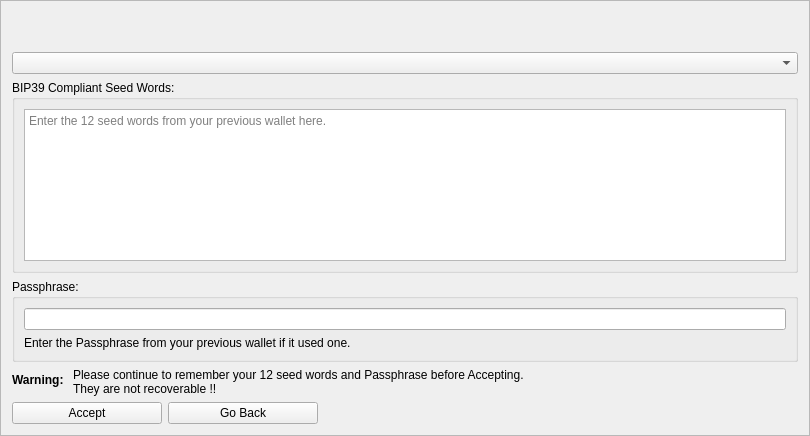
Above: src/qt/forms/mnemonicdialog3.ui from RavenProject/Ravencoin before the change. Below: the same form after it.
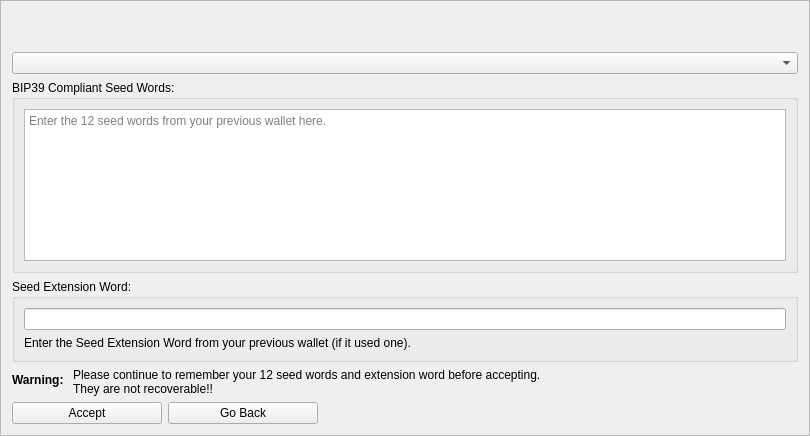
That is the form after the change.

Commit message:
gui: optional seed extension word rename
    * Re-word in the import dialog.
    * Passphrase is used multiple times, renaming this to Seed Extension Word.
    * Add better tooltip.

What changed in the file:
```diff
--- a/src/qt/forms/mnemonicdialog3.ui
+++ b/src/qt/forms/mnemonicdialog3.ui
@@ -253,7 +253,7 @@
    <item>
     <widget class="QGroupBox" name="groupBox_2">
      <property name="title">
-      <string>Passphrase:</string>
+      <string>Seed Extension Word:</string>
      </property>
      <layout class="QVBoxLayout" name="verticalLayout_2">
       <item>
@@ -266,7 +266,7 @@
       <item>
        <widget class="QLabel" name="passwordLabel">
         <property name="text">
-         <string>Enter the Passphrase from your previous wallet if it used one.</string>
+         <string>Enter the Seed Extension Word from your previous wallet (if it used one).</string>
         </property>
        </widget>
       </item>
@@ -304,8 +304,8 @@
      <item row="1" column="1">
       <widget class="QLabel" name="label_2">
        <property name="text">
-        <string>Please continue to remember your 12 seed words and Passphrase before Accepting.
-They are not recoverable !!</string>
+        <string>Please continue to remember your 12 seed words and extension word before accepting.
+They are not recoverable!!</string>
        </property>
       </widget>
      </item>
```
Left out of the diff: 2 changed lines with no effect on the pictures. The commit also changes 1 other file.
